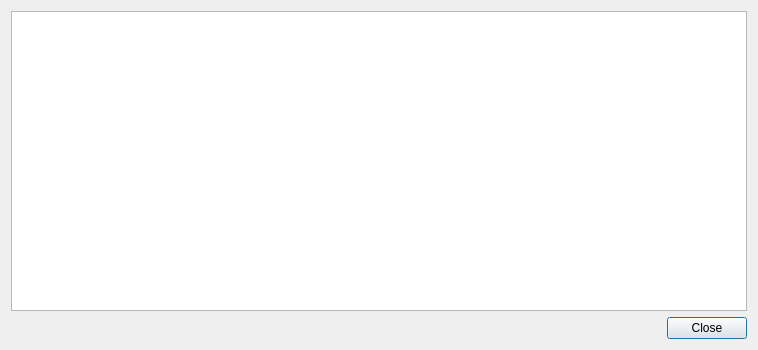
This is src/DialogPlugins.ui in eteran/edb-debugger as Qt 5 draws it before an edit. The edited form follows.
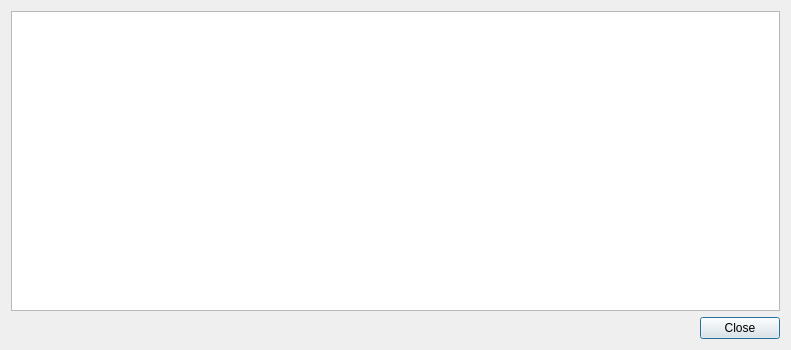
This is the edited form.

Patch:
```diff
--- a/src/DialogPlugins.ui
+++ b/src/DialogPlugins.ui
@@ -6,7 +6,7 @@
    <rect>
     <x>0</x>
     <y>0</y>
-    <width>758</width>
+    <width>791</width>
     <height>350</height>
    </rect>
   </property>
@@ -41,6 +41,12 @@
      <property name="sortingEnabled">
       <bool>true</bool>
      </property>
+     <attribute name="horizontalHeaderStretchLastSection">
+      <bool>true</bool>
+     </attribute>
+     <attribute name="verticalHeaderVisible">
+      <bool>false</bool>
+     </attribute>
     </widget>
    </item>
   </layout>
```
